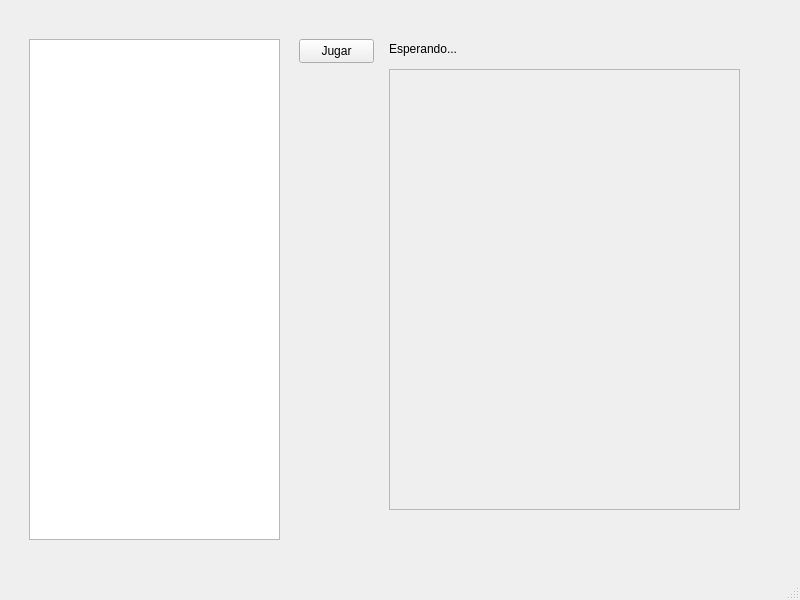
The window that src/juego/mainwindow.ui (zetastormy/info198-sistema) describes before a commit, drawn with Qt 5.
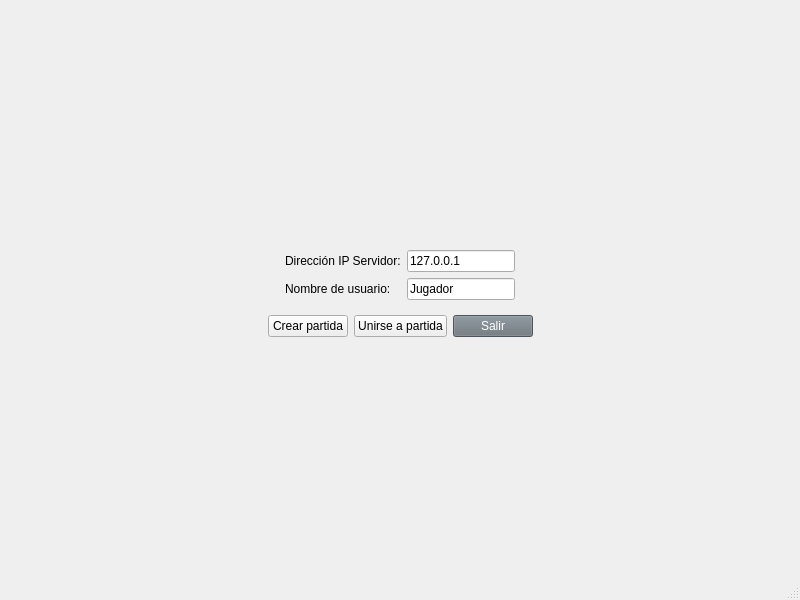
The same window after the commit.

What changed in the file:
```diff
--- a/src/juego/mainwindow.ui
+++ b/src/juego/mainwindow.ui
@@ -11,244 +11,303 @@
    </rect>
   </property>
   <property name="windowTitle">
-   <string>MainWindow</string>
+   <string>Juego INFO198</string>
   </property>
   <widget class="QWidget" name="centralwidget">
-   <layout class="QVBoxLayout" name="verticalLayout">
+   <layout class="QVBoxLayout" name="verticalLayout_Main">
     <item>
      <widget class="QStackedWidget" name="stackedWidget">
       <property name="currentIndex">
-       <number>2</number>
-      </property>
-      <widget class="QWidget" name="Conexion">
+       <number>0</number> </property>
+      <widget class="QWidget" name="ConnectionPage">
+       <layout class="QVBoxLayout" name="verticalLayout_Conn">
+        <item>
+         <spacer name="verticalSpacer_ConnTop">
+          <property name="orientation">
+           <enum>Qt::Vertical</enum>
+          </property>
+          <property name="sizeHint" stdset="0">
+           <size>
+            <width>20</width>
+            <height>40</height>
+           </size>
+          </property>
+         </spacer>
+        </item>
+        <item alignment="Qt::AlignHCenter">
+         <widget class="QWidget" name="widget_ConnForm" native="true">
+          <layout class="QFormLayout" name="formLayout_Conn">
+           <item row="0" column="0">
+            <widget class="QLabel" name="label_IP">
+             <property name="text">
+              <string>Dirección IP Servidor:</string>
+             </property>
+            </widget>
+           </item>
+           <item row="0" column="1">
        <widget class="QLineEdit" name="ipInput">
-        <property name="geometry">
-         <rect>
-          <x>100</x>
-          <y>90</y>
-          <width>171</width>
-          <height>22</height>
-         </rect>
-        </property>
         <property name="text">
          <string>127.0.0.1</string>
         </property>
-       </widget>
+             <property name="placeholderText">
+              <string>Ej: 192.168.1.10</string>
+             </property>
+            </widget>
+           </item>
+           <item row="1" column="0">
+            <widget class="QLabel" name="label_Name">
+             <property name="text">
+              <string>Nombre de usuario:</string>
+             </property>
+            </widget>
+           </item>
+           <item row="1" column="1">
        <widget class="QLineEdit" name="nameInput">
-        <property name="geometry">
-         <rect>
-          <x>100</x>
-          <y>160</y>
-          <width>661</width>
-          <height>22</height>
-         </rect>
-        </property>
         <property name="text">
-         <string>nombre</string>
-        </property>
-       </widget>
+              <string>Jugador</string>
+             </property>
+             <property name="placeholderText">
+              <string>Tu nombre</string>
+             </property>
+            </widget>
+           </item>
+          </layout>
+         </widget>
+        </item>
+        <item>
+         <layout class="QHBoxLayout" name="horizontalLayout_ConnButtons">
+          <item>
+           <spacer name="horizontalSpacer_ConnLeft">
+            <property name="orientation">
+             <enum>Qt::Horizontal</enum>
+            </property>
+            <property name="sizeHint" stdset="0">
+             <size>
+              <width>40</width>
+              <height>20</height>
+             </size>
+            </property>
+           </spacer>
+          </item>
+          <item>
        <widget class="QPushButton" name="hostButton">
-        <property name="geometry">
-         <rect>
-          <x>70</x>
-          <y>240</y>
-          <width>81</width>
-          <height>24</height>
-         </rect>
-        </property>
         <property name="text">
-         <string>Crear Partida</string>
-        </property>
-       </widget>
+             <string>Crear partida</string>
+            </property>
+           </widget>
+          </item>
+          <item>
        <widget class="QPushButton" name="joinButton">
-        <property name="geometry">
-         <rect>
-          <x>180</x>
-          <y>240</y>
-          <width>91</width>
-          <height>24</height>
-         </rect>
-        </property>
         <property name="text">
-         <string>Unirse a Partida</string>
-        </property>
-       </widget>
-       <widget class="QLabel" name="label_2">
-        <property name="geometry">
-         <rect>
-          <x>100</x>
-          <y>70</y>
-          <width>49</width>
-          <height>16</height>
-         </rect>
-        </property>
+             <string>Unirse a partida</string>
+            </property>
+           </widget>
+          </item>
+          <item>
+            <widget class="QPushButton" name="exitButton_ConnectionPage">
         <property name="text">
-         <string>ip</string>
-        </property>
-       </widget>
-       <widget class="QLabel" name="label_3">
-        <property name="geometry">
-         <rect>
-          <x>100</x>
-          <y>140</y>
-          <width>61</width>
-          <height>16</height>
-         </rect>
-        </property>
-        <property name="text">
-         <string>tu nombre</string>
-        </property>
-       </widget>
-      </widget>
-      <widget class="QWidget" name="page">
-       <widget class="QLineEdit" name="teamNameInput">
-        <property name="geometry">
-         <rect>
-          <x>20</x>
-          <y>40</y>
-          <width>751</width>
-          <height>22</height>
-         </rect>
-        </property>
+              <string>Salir</string>
+             </property>
+             <property name="styleSheet">
+              <string notr="true">background-color: #6c757d; color: white;</string>
+             </property>
+            </widget>
+          </item>
+          <item>
+           <spacer name="horizontalSpacer_ConnRight">
+            <property name="orientation">
+             <enum>Qt::Horizontal</enum>
+            </property>
+            <property name="sizeHint" stdset="0">
+             <size>
+              <width>40</width>
+              <height>20</height>
+             </size>
+            </property>
+           </spacer>
+          </item>
+         </layout>
+        </item>
+        <item>
+         <spacer name="verticalSpacer_ConnBottom">
+          <property name="orientation">
+           <enum>Qt::Vertical</enum>
+          </property>
+          <property name="sizeHint" stdset="0">
+           <size>
+            <width>20</width>
+            <height>40</height>
+           </size>
+          </property>
+         </spacer>
+        </item>
+       </layout>
+      </widget>
+
+      <widget class="QWidget" name="LobbyPage">
+       <layout class="QVBoxLayout" name="verticalLayout_Lobby">
+        <item>
+         <widget class="QLabel" name="label_TeamName">
         <property name="text">
-         <string/>
-        </property>
-       </widget>
+           <string>Ingresa el nombre de tu equipo:</string>
+          </property>
+         </widget>
+        </item>
+        <item>
+         <widget class="QLineEdit" name="teamNameInput"/>
+        </item>
+        <item>
        <widget class="QPushButton" name="addPlayerButton">
-        <property name="geometry">
-         <rect>
-          <x>20</x>
-          <y>80</y>
-          <width>241</width>
-          <height>24</height>
-         </rect>
-        </property>
+          <property name="text">
+           <string>Unirse/Crear Equipo</string>
+          </property>
+         </widget>
+        </item>
+        <item>
+         <widget class="QLabel" name="label_LobbyStatus">
         <property name="text">
-         <string>Unirse a equipo</string>
-        </property>
-       </widget>
+           <string>Estado de la Sala:</string>
+          </property>
+         </widget>
+        </item>
+        <item>
        <widget class="QTextEdit" name="lobbyDisplay">
-        <property name="geometry">
-         <rect>
-          <x>10</x>
-          <y>120</y>
-          <width>381</width>
-          <height>371</height>
-         </rect>
-        </property>
         <property name="readOnly">
          <bool>true</bool>
         </property>
        </widget>
+        </item>
+        <item alignment="Qt::AlignHCenter">
        <widget class="QPushButton" name="startGameButton">
-        <property name="geometry">
-         <rect>
-          <x>140</x>
-          <y>500</y>
-          <width>101</width>
-          <height>24</height>
-         </rect>
-        </property>
         <property name="text">
-         <string>Empezar Juego</string>
-        </property>
-       </widget>
-       <widget class="QLabel" name="label">
-        <property name="geometry">
-         <rect>
-          <x>20</x>
-          <y>10</y>
-          <width>181</width>
-          <height>16</height>
-         </rect>
-        </property>
+           <string>Empezar Juego (Anfitrión)</string>
+          </property>
+          <property name="enabled">
+           <bool>false</bool> </property>
+         </widget>
+        </item>
+       </layout>
+      </widget>
+
+      <widget class="QWidget" name="GamePage">
+       <layout class="QHBoxLayout" name="horizontalLayout_Game">
+        <item>
+         <layout class="QVBoxLayout" name="verticalLayout_GameLog">
+          <item>
+           <widget class="QLabel" name="label_GameLog">
         <property name="text">
-         <string>Ingresa nombre de tu equipo</string>
-        </property>
-       </widget>
-      </widget>
-      <widget class="QWidget" name="page_2">
+             <string>Registro del Juego:</string>
+            </property>
+           </widget>
+          </item>
+          <item>
        <widget class="QTextEdit" name="logDisplay">
-        <property name="geometry">
-         <rect>
-          <x>20</x>
-          <y>30</y>
-          <width>251</width>
-          <height>501</height>
-         </rect>
-        </property>
-       </widget>
+            <property name="readOnly">
+             <bool>true</bool>
+            </property>
+            <property name="maximumWidth">
+             <number>300</number> </property>
+           </widget>
+          </item>
+         </layout>
+        </item>
+        <item>
+         <layout class="QVBoxLayout" name="verticalLayout_GameArea">
+          <item>
+           <layout class="QHBoxLayout" name="horizontalLayout_Turn">
+            <item>
        <widget class="QPushButton" name="nextTurnButton">
-        <property name="geometry">
-         <rect>
-          <x>290</x>
-          <y>30</y>
-          <width>75</width>
-          <height>24</height>
-         </rect>
-        </property>
+              <property name="text">
+               <string>Lanzar Dado</string>
+              </property>
+              <property name="enabled">
+               <bool>false</bool> </property>
+             </widget>
+            </item>
+            <item>
+             <widget class="QLabel" name="turnStatusLabel">
         <property name="text">
-         <string>Jugar</string>
-        </property>
-       </widget>
+               <string>Esperando turno...</string>
+              </property>
+             </widget>
+            </item>
+            <item>
+             <spacer name="horizontalSpacer_Turn">
+              <property name="orientation">
+               <enum>Qt::Horizontal</enum>
+              </property>
+              <property name="sizeHint" stdset="0">
+               <size>
+                <width>40</width>
+                <height>20</height>
+               </size>
+              </property>
+             </spacer>
+            </item>
+           </layout>
+          </item>
+          <item>
        <widget class="QScrollArea" name="scrollArea">
-        <property name="geometry">
-         <rect>
-          <x>380</x>
-          <y>60</y>
-          <width>351</width>
-          <height>441</height>
-         </rect>
-        </property>
         <property name="widgetResizable">
          <bool>true</bool>
         </property>
-        <widget class="QWidget" name="gameAreaWidget">
-         <property name="geometry">
+            <widget class="QWidget" name="gameAreaWidget"> <property name="geometry">
           <rect>
            <x>0</x>
            <y>0</y>
-           <width>349</width>
-           <height>439</height>
-          </rect>
-         </property>
-         <widget class="QWidget" name="verticalLayoutWidget">
-          <property name="geometry">
-           <rect>
-            <x>10</x>
-            <y>10</y>
-            <width>331</width>
-            <height>421</height>
-           </rect>
-          </property>
-          <layout class="QVBoxLayout" name="gameLayout"/>
-         </widget>
-        </widget>
-       </widget>
-       <widget class="QLabel" name="turnStatusLabel">
-        <property name="geometry">
-         <rect>
-          <x>380</x>
-          <y>30</y>
-          <width>181</width>
-          <height>20</height>
-         </rect>
-        </property>
+               <width>100</width> <height>100</height>
+              </rect>
+             </property>
+             <layout class="QVBoxLayout" name="gameLayout">
+              <item>
+               <widget class="QLabel" name="label_PlaceholderGame">
         <property name="text">
-         <string>Esperando...</string>
-        </property>
-       </widget>
-      </widget>
-      <widget class="QWidget" name="page_3">
+                 <string>Área del Juego (Puntuaciones, etc.)</string>
+                </property>
+                <property name="alignment">
+                 <set>Qt::AlignCenter</set>
+                </property>
+               </widget>
+              </item>
+              <item>
+               <spacer name="verticalSpacer_GameArea">
+                <property name="orientation">
+                 <enum>Qt::Vertical</enum>
+                </property>
+                <property name="sizeHint" stdset="0">
+                 <size>
+                  <width>20</width>
+                  <height>40</height>
+                 </size>
+                </property>
+               </spacer>
+              </item>
+             </layout>
+            </widget>
+           </widget>
+          </item>
+         </layout>
+        </item>
+       </layout>
+      </widget>
+
+      <widget class="QWidget" name="WinnerPage">
+       <layout class="QVBoxLayout" name="verticalLayout_Winner">
+        <item>
+         <spacer name="verticalSpacer_WinTop">
+          <property name="orientation">
+           <enum>Qt::Vertical</enum>
+          </property>
+          <property name="sizeHint" stdset="0">
+           <size>
+            <width>20</width>
+            <height>40</height>
+           </size>
+          </property>
+         </spacer>
+        </item>
+        <item>
        <widget class="QLabel" name="winnerLabel">
-        <property name="geometry">
-         <rect>
-          <x>180</x>
-          <y>160</y>
-          <width>411</width>
-          <height>191</height>
-         </rect>
-        </property>
         <property name="font">
          <font>
           <pointsize>26</pointsize>
@@ -259,24 +318,50 @@
         <property name="text">
          <string>¡¡Equipo X ha ganado!!</string>
         </property>
-        <property name="textFormat">
-         <enum>Qt::TextFormat::AutoText</enum>
-        </property>
-       </widget>
+          <property name="alignment">
+           <set>Qt::AlignCenter</set>
+          </property>
+         </widget>
+        </item>
+        <item>
+         <spacer name="verticalSpacer_WinMid">
+          <property name="orientation">
+           <enum>Qt::Vertical</enum>
+          </property>
+          <property name="sizeType">
+           <enum>QSizePolicy::Fixed</enum>
+          </property>
+          <property name="sizeHint" stdset="0">
+           <size>
+            <width>20</width>
+            <height>40</height>
+           </size>
+          </property>
+         </spacer>
+        </item>
+        <item alignment="Qt::AlignHCenter">
        <widget class="QPushButton" name="lobbyButton">
-        <property name="geometry">
-         <rect>
-          <x>120</x>
-          <y>500</y>
-          <width>111</width>
-          <height>31</height>
-         </rect>
-        </property>
         <property name="text">
-         <string>Volver al Lobby</string>
-        </property>
-       </widget>
+           <string>Volver a la Sala</string>
+          </property>
+         </widget>
+        </item>
+        <item>
+         <spacer name="verticalSpacer_WinBottom">
+          <property name="orientation">
+           <enum>Qt::Vertical</enum>
+          </property>
+          <property name="sizeHint" stdset="0">
+           <size>
+            <width>20</width>
+            <height>40</height>
+           </size>
+          </property>
+         </spacer>
+        </item>
+       </layout>
       </widget>
+
      </widget>
     </item>
    </layout>
```
Lines whose indentation alone changed are shown as unchanged.
